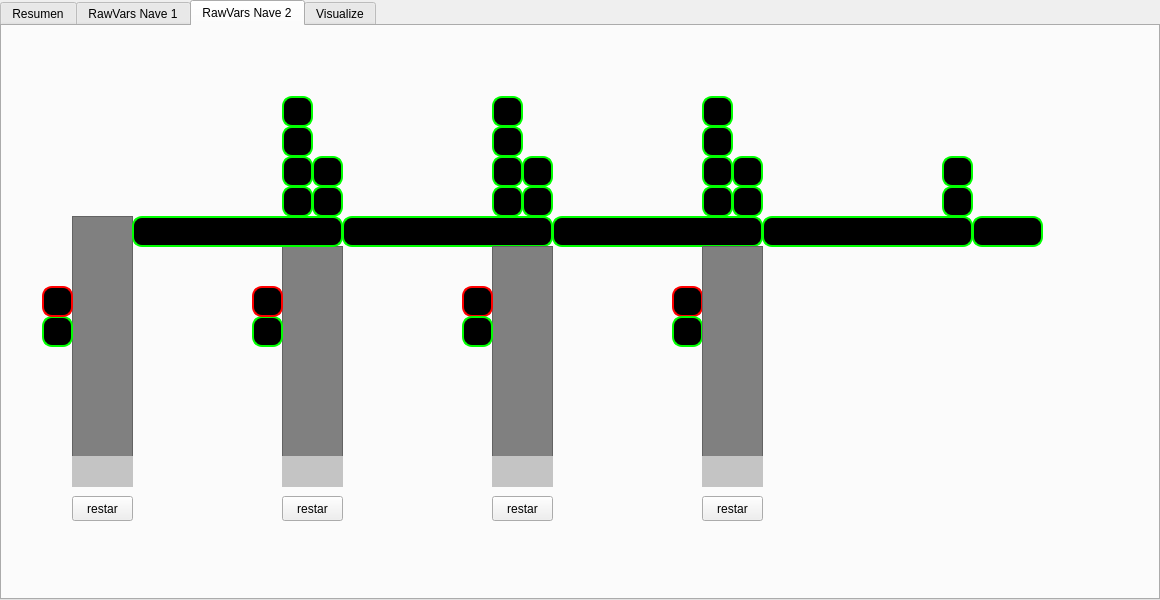
Qt form Scada/mainwindow.ui (jesusarell/PolloLC) before a commit.
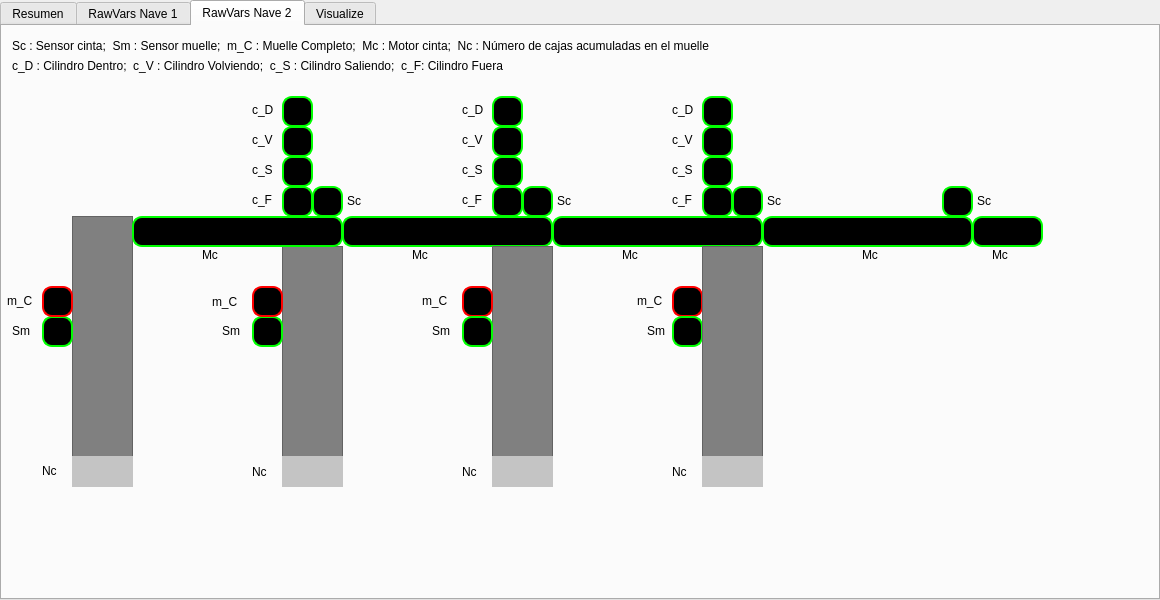
The same form after that commit. The open tabs and pages were chosen to show the change.

The edit to the form file:
```diff
--- a/Scada/mainwindow.ui
+++ b/Scada/mainwindow.ui
@@ -15,6 +15,9 @@
   </property>
   <widget class="QWidget" name="centralwidget">
    <widget class="QTabWidget" name="tabWidget">
+    <property name="enabled">
+     <bool>true</bool>
+    </property>
     <property name="geometry">
      <rect>
       <x>0</x>
@@ -1583,19 +1586,6 @@
        <enum>QFrame::Raised</enum>
       </property>
      </widget>
-     <widget class="QPushButton" name="n2_decrementM1">
-      <property name="geometry">
-       <rect>
-        <x>700</x>
-        <y>470</y>
-        <width>61</width>
-        <height>25</height>
-       </rect>
-      </property>
-      <property name="text">
-       <string>restar</string>
-      </property>
-     </widget>
      <widget class="QFrame" name="n2_S1cinta">
       <property name="geometry">
        <rect>
@@ -1620,30 +1610,6 @@
        <enum>QFrame::Raised</enum>
       </property>
      </widget>
-     <widget class="QFrame" name="n2_DestinoCajaConocido">
-      <property name="geometry">
-       <rect>
-        <x>940</x>
-        <y>130</y>
-        <width>31</width>
-        <height>31</height>
-       </rect>
-      </property>
-      <property name="autoFillBackground">
-       <bool>false</bool>
-      </property>
-      <property name="styleSheet">
-       <string notr="true">background-color:rgb(0,0,0);
-border-radius:10;
-border:2px solid rgb(0,255,0)</string>
-      </property>
-      <property name="frameShape">
-       <enum>QFrame::StyledPanel</enum>
-      </property>
-      <property name="frameShadow">
-       <enum>QFrame::Raised</enum>
-      </property>
-     </widget>
      <widget class="QFrame" name="n2_S3cinta">
       <property name="geometry">
        <rect>
@@ -1668,19 +1634,6 @@
        <enum>QFrame::Raised</enum>
       </property>
      </widget>
-     <widget class="QPushButton" name="n2_decrementMD">
-      <property name="geometry">
-       <rect>
-        <x>70</x>
-        <y>470</y>
-        <width>61</width>
-        <height>25</height>
-       </rect>
-      </property>
-      <property name="text">
-       <string>restar</string>
-      </property>
-     </widget>
      <widget class="QFrame" name="n2_M1">
       <property name="geometry">
        <rect>
@@ -1820,30 +1773,6 @@
        <set>Qt::AlignCenter</set>
       </property>
      </widget>
-     <widget class="QFrame" name="n2_M1AceptarProximaCaja">
-      <property name="geometry">
-       <rect>
-        <x>730</x>
-        <y>130</y>
-        <width>31</width>
-        <height>31</height>
-       </rect>
-      </property>
-      <property name="autoFillBackground">
-       <bool>false</bool>
-      </property>
-      <property name="styleSheet">
-       <string notr="true">background-color:rgb(0,0,0);
-border-radius:10;
-border:2px solid rgb(0,255,0)</string>
-      </property>
-      <property name="frameShape">
-       <enum>QFrame::StyledPanel</enum>
-      </property>
-      <property name="frameShadow">
-       <enum>QFrame::Raised</enum>
-      </property>
-     </widget>
      <widget class="QFrame" name="n2_M3">
       <property name="geometry">
        <rect>
@@ -2053,30 +1982,6 @@
        <enum>QFrame::Raised</enum>
       </property>
      </widget>
-     <widget class="QFrame" name="n2_M3AceptarProximaCaja">
-      <property name="geometry">
-       <rect>
-        <x>310</x>
-        <y>130</y>
-        <width>31</width>
-        <height>31</height>
-       </rect>
-      </property>
-      <property name="autoFillBackground">
-       <bool>false</bool>
-      </property>
-      <property name="styleSheet">
-       <string notr="true">background-color:rgb(0,0,0);
-border-radius:10;
-border:2px solid rgb(0,255,0)</string>
-      </property>
-      <property name="frameShape">
-       <enum>QFrame::StyledPanel</enum>
-      </property>
-      <property name="frameShadow">
-       <enum>QFrame::Raised</enum>
-      </property>
-     </widget>
      <widget class="QFrame" name="n2_C3r">
       <property name="geometry">
        <rect>
@@ -2101,19 +2006,6 @@
        <enum>QFrame::Raised</enum>
       </property>
      </widget>
-     <widget class="QPushButton" name="n2_decrementM3">
-      <property name="geometry">
-       <rect>
-        <x>280</x>
-        <y>470</y>
-        <width>61</width>
-        <height>25</height>
-       </rect>
-      </property>
-      <property name="text">
-       <string>restar</string>
-      </property>
-     </widget>
      <widget class="QFrame" name="n2_S1buffer">
       <property name="geometry">
        <rect>
@@ -2420,19 +2312,6 @@
        <enum>QFrame::Raised</enum>
       </property>
      </widget>
-     <widget class="QPushButton" name="n2_decrementM2">
-      <property name="geometry">
-       <rect>
-        <x>490</x>
-        <y>470</y>
-        <width>61</width>
-        <height>25</height>
-       </rect>
-      </property>
-      <property name="text">
-       <string>restar</string>
-      </property>
-     </widget>
      <widget class="QFrame" name="n2_C1e">
       <property name="geometry">
        <rect>
@@ -2505,30 +2384,6 @@
        <enum>QFrame::Raised</enum>
       </property>
      </widget>
-     <widget class="QFrame" name="n2_M2AceptarProximaCaja">
-      <property name="geometry">
-       <rect>
-        <x>520</x>
-        <y>130</y>
-        <width>31</width>
-        <height>31</height>
-       </rect>
-      </property>
-      <property name="autoFillBackground">
-       <bool>false</bool>
-      </property>
-      <property name="styleSheet">
-       <string notr="true">background-color:rgb(0,0,0);
-border-radius:10;
-border:2px solid rgb(0,255,0)</string>
-      </property>
-      <property name="frameShape">
-       <enum>QFrame::StyledPanel</enum>
-      </property>
-      <property name="frameShadow">
-       <enum>QFrame::Raised</enum>
-      </property>
-     </widget>
      <widget class="QFrame" name="n2_M3Lleno">
       <property name="geometry">
        <rect>
@@ -2572,6 +2427,461 @@
        <set>Qt::AlignCenter</set>
       </property>
      </widget>
+     <widget class="QLabel" name="label_50">
+      <property name="geometry">
+       <rect>
+        <x>765</x>
+        <y>165</y>
+        <width>16</width>
+        <height>20</height>
+       </rect>
+      </property>
+      <property name="text">
+       <string>Sc</string>
+      </property>
+     </widget>
+     <widget class="QLabel" name="label_51">
+      <property name="geometry">
+       <rect>
+        <x>670</x>
+        <y>165</y>
+        <width>31</width>
+        <height>17</height>
+       </rect>
+      </property>
+      <property name="text">
+       <string>c_F</string>
+      </property>
+     </widget>
+     <widget class="QLabel" name="label_52">
+      <property name="geometry">
+       <rect>
+        <x>420</x>
+        <y>265</y>
+        <width>31</width>
+        <height>20</height>
+       </rect>
+      </property>
+      <property name="text">
+       <string>m_C</string>
+      </property>
+     </widget>
+     <widget class="QLabel" name="label_53">
+      <property name="geometry">
+       <rect>
+        <x>210</x>
+        <y>265</y>
+        <width>31</width>
+        <height>21</height>
+       </rect>
+      </property>
+      <property name="text">
+       <string>m_C</string>
+      </property>
+     </widget>
+     <widget class="QLabel" name="label_54">
+      <property name="geometry">
+       <rect>
+        <x>10</x>
+        <y>30</y>
+        <width>1141</width>
+        <height>20</height>
+       </rect>
+      </property>
+      <property name="text">
+       <string>c_D : Cilindro Dentro;  c_V : Cilindro Volviendo;  c_S : Cilindro Saliendo;  c_F: Cilindro Fuera</string>
+      </property>
+     </widget>
+     <widget class="QLabel" name="label_55">
+      <property name="geometry">
+       <rect>
+        <x>670</x>
+        <y>75</y>
+        <width>31</width>
+        <height>17</height>
+       </rect>
+      </property>
+      <property name="text">
+       <string>c_D</string>
+      </property>
+     </widget>
+     <widget class="QLabel" name="label_56">
+      <property name="geometry">
+       <rect>
+        <x>635</x>
+        <y>265</y>
+        <width>31</width>
+        <height>20</height>
+       </rect>
+      </property>
+      <property name="text">
+       <string>m_C</string>
+      </property>
+     </widget>
+     <widget class="QLabel" name="label_57">
+      <property name="geometry">
+       <rect>
+        <x>200</x>
+        <y>220</y>
+        <width>31</width>
+        <height>17</height>
+       </rect>
+      </property>
+      <property name="text">
+       <string>Mc</string>
+      </property>
+     </widget>
+     <widget class="QLabel" name="label_58">
+      <property name="geometry">
+       <rect>
+        <x>250</x>
+        <y>105</y>
+        <width>31</width>
+        <height>17</height>
+       </rect>
+      </property>
+      <property name="text">
+       <string>c_V</string>
+      </property>
+     </widget>
+     <widget class="QLabel" name="label_59">
+      <property name="geometry">
+       <rect>
+        <x>975</x>
+        <y>165</y>
+        <width>16</width>
+        <height>20</height>
+       </rect>
+      </property>
+      <property name="text">
+       <string>Sc</string>
+      </property>
+     </widget>
+     <widget class="QLabel" name="label_60">
+      <property name="geometry">
+       <rect>
+        <x>460</x>
+        <y>75</y>
+        <width>31</width>
+        <height>17</height>
+       </rect>
+      </property>
+      <property name="text">
+       <string>c_D</string>
+      </property>
+     </widget>
+     <widget class="QLabel" name="label_61">
+      <property name="geometry">
+       <rect>
+        <x>860</x>
+        <y>220</y>
+        <width>41</width>
+        <height>17</height>
+       </rect>
+      </property>
+      <property name="text">
+       <string>Mc</string>
+      </property>
+     </widget>
+     <widget class="QLabel" name="label_62">
+      <property name="geometry">
+       <rect>
+        <x>5</x>
+        <y>265</y>
+        <width>31</width>
+        <height>20</height>
+       </rect>
+      </property>
+      <property name="text">
+       <string>m_C</string>
+      </property>
+     </widget>
+     <widget class="QLabel" name="label_63">
+      <property name="geometry">
+       <rect>
+        <x>250</x>
+        <y>135</y>
+        <width>31</width>
+        <height>17</height>
+       </rect>
+      </property>
+      <property name="text">
+       <string>c_S</string>
+      </property>
+     </widget>
+     <widget class="QLabel" name="label_64">
+      <property name="geometry">
+       <rect>
+        <x>670</x>
+        <y>135</y>
+        <width>31</width>
+        <height>17</height>
+       </rect>
+      </property>
+      <property name="text">
+       <string>c_S</string>
+      </property>
+     </widget>
+     <widget class="QLabel" name="label_65">
+      <property name="geometry">
+       <rect>
+        <x>460</x>
+        <y>105</y>
+        <width>31</width>
+        <height>17</height>
+       </rect>
+      </property>
+      <property name="text">
+       <string>c_V</string>
+      </property>
+     </widget>
+     <widget class="QLabel" name="label_66">
+      <property name="geometry">
+       <rect>
+        <x>460</x>
+        <y>165</y>
+        <width>31</width>
+        <height>17</height>
+       </rect>
+      </property>
+      <property name="text">
+       <string>c_F</string>
+      </property>
+     </widget>
+     <widget class="QLabel" name="label_67">
+      <property name="geometry">
+       <rect>
+        <x>620</x>
+        <y>220</y>
+        <width>31</width>
+        <height>17</height>
+       </rect>
+      </property>
+      <property name="text">
+       <string>Mc</string>
+      </property>
+     </widget>
+     <widget class="QLabel" name="label_68">
+      <property name="geometry">
+       <rect>
+        <x>220</x>
+        <y>295</y>
+        <width>21</width>
+        <height>20</height>
+       </rect>
+      </property>
+      <property name="text">
+       <string>Sm</string>
+      </property>
+     </widget>
+     <widget class="QLabel" name="label_69">
+      <property name="geometry">
+       <rect>
+        <x>990</x>
+        <y>220</y>
+        <width>41</width>
+        <height>17</height>
+       </rect>
+      </property>
+      <property name="text">
+       <string>Mc</string>
+      </property>
+     </widget>
+     <widget class="QLabel" name="label_70">
+      <property name="geometry">
+       <rect>
+        <x>10</x>
+        <y>10</y>
+        <width>1141</width>
+        <height>20</height>
+       </rect>
+      </property>
+      <property name="text">
+       <string>Sc : Sensor cinta;  Sm : Sensor muelle;  m_C : Muelle Completo;  Mc : Motor cinta;  Nc : Número de cajas acumuladas en el muelle</string>
+      </property>
+     </widget>
+     <widget class="QLabel" name="label_71">
+      <property name="geometry">
+       <rect>
+        <x>670</x>
+        <y>105</y>
+        <width>31</width>
+        <height>17</height>
+       </rect>
+      </property>
+      <property name="text">
+       <string>c_V</string>
+      </property>
+     </widget>
+     <widget class="QLabel" name="label_72">
+      <property name="geometry">
+       <rect>
+        <x>10</x>
+        <y>295</y>
+        <width>21</width>
+        <height>20</height>
+       </rect>
+      </property>
+      <property name="text">
+       <string>Sm</string>
+      </property>
+     </widget>
+     <widget class="QLabel" name="label_73">
+      <property name="geometry">
+       <rect>
+        <x>645</x>
+        <y>295</y>
+        <width>21</width>
+        <height>20</height>
+       </rect>
+      </property>
+      <property name="text">
+       <string>Sm</string>
+      </property>
+     </widget>
+     <widget class="QLabel" name="label_74">
+      <property name="geometry">
+       <rect>
+        <x>410</x>
+        <y>220</y>
+        <width>31</width>
+        <height>17</height>
+       </rect>
+      </property>
+      <property name="text">
+       <string>Mc</string>
+      </property>
+     </widget>
+     <widget class="QLabel" name="label_75">
+      <property name="geometry">
+       <rect>
+        <x>250</x>
+        <y>165</y>
+        <width>31</width>
+        <height>17</height>
+       </rect>
+      </property>
+      <property name="text">
+       <string>c_F</string>
+      </property>
+     </widget>
+     <widget class="QLabel" name="label_76">
+      <property name="geometry">
+       <rect>
+        <x>460</x>
+        <y>135</y>
+        <width>31</width>
+        <height>17</height>
+       </rect>
+      </property>
+      <property name="text">
+       <string>c_S</string>
+      </property>
+     </widget>
+     <widget class="QLabel" name="label_77">
+      <property name="geometry">
+       <rect>
+        <x>345</x>
+        <y>165</y>
+        <width>16</width>
+        <height>20</height>
+       </rect>
+      </property>
+      <property name="text">
+       <string>Sc</string>
+      </property>
+     </widget>
+     <widget class="QLabel" name="label_78">
+      <property name="geometry">
+       <rect>
+        <x>250</x>
+        <y>75</y>
+        <width>31</width>
+        <height>17</height>
+       </rect>
+      </property>
+      <property name="text">
+       <string>c_D</string>
+      </property>
+     </widget>
+     <widget class="QLabel" name="label_79">
+      <property name="geometry">
+       <rect>
+        <x>555</x>
+        <y>165</y>
+        <width>16</width>
+        <height>20</height>
+       </rect>
+      </property>
+      <property name="text">
+       <string>Sc</string>
+      </property>
+     </widget>
+     <widget class="QLabel" name="label_80">
+      <property name="geometry">
+       <rect>
+        <x>430</x>
+        <y>295</y>
+        <width>21</width>
+        <height>20</height>
+       </rect>
+      </property>
+      <property name="text">
+       <string>Sm</string>
+      </property>
+     </widget>
+     <widget class="QLabel" name="label_89">
+      <property name="geometry">
+       <rect>
+        <x>250</x>
+        <y>430</y>
+        <width>31</width>
+        <height>31</height>
+       </rect>
+      </property>
+      <property name="text">
+       <string>Nc</string>
+      </property>
+     </widget>
+     <widget class="QLabel" name="label_90">
+      <property name="geometry">
+       <rect>
+        <x>40</x>
+        <y>429</y>
+        <width>31</width>
+        <height>31</height>
+       </rect>
+      </property>
+      <property name="text">
+       <string>Nc</string>
+      </property>
+     </widget>
+     <widget class="QLabel" name="label_91">
+      <property name="geometry">
+       <rect>
+        <x>670</x>
+        <y>430</y>
+        <width>31</width>
+        <height>31</height>
+       </rect>
+      </property>
+      <property name="text">
+       <string>Nc</string>
+      </property>
+     </widget>
+     <widget class="QLabel" name="label_92">
+      <property name="geometry">
+       <rect>
+        <x>460</x>
+        <y>430</y>
+        <width>31</width>
+        <height>31</height>
+       </rect>
+      </property>
+      <property name="text">
+       <string>Nc</string>
+      </property>
+     </widget>
     </widget>
     <widget class="QWidget" name="Visualize">
      <attribute name="title">
```
Left out of the diff: 892 changed lines with no effect on the pictures.
